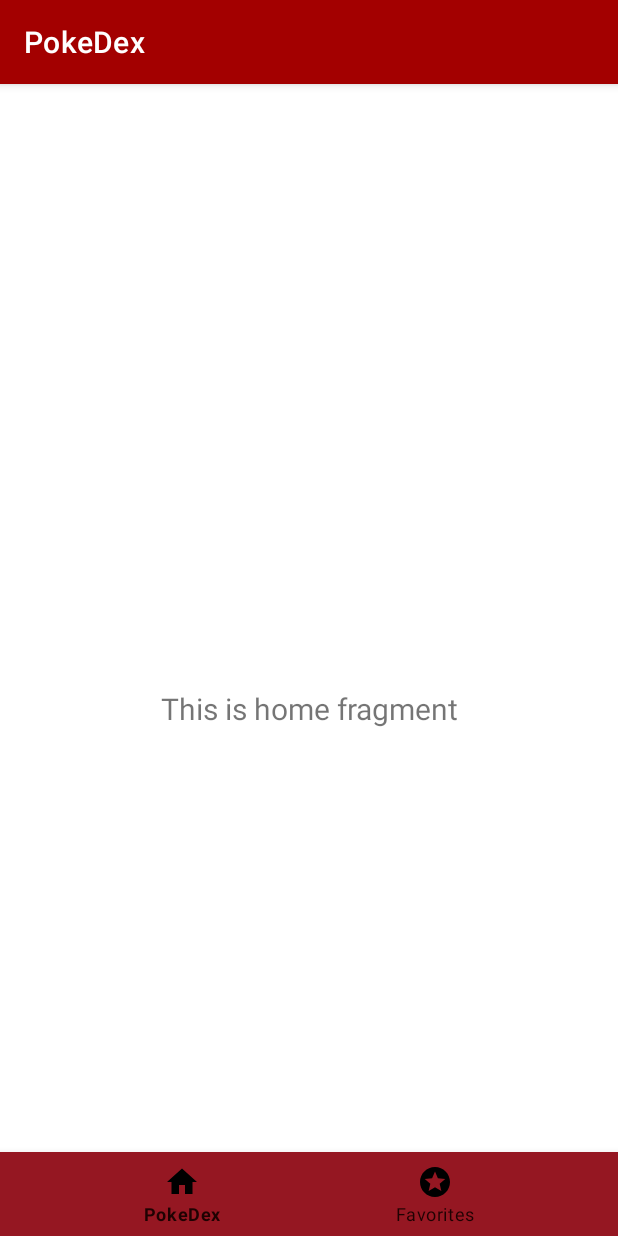
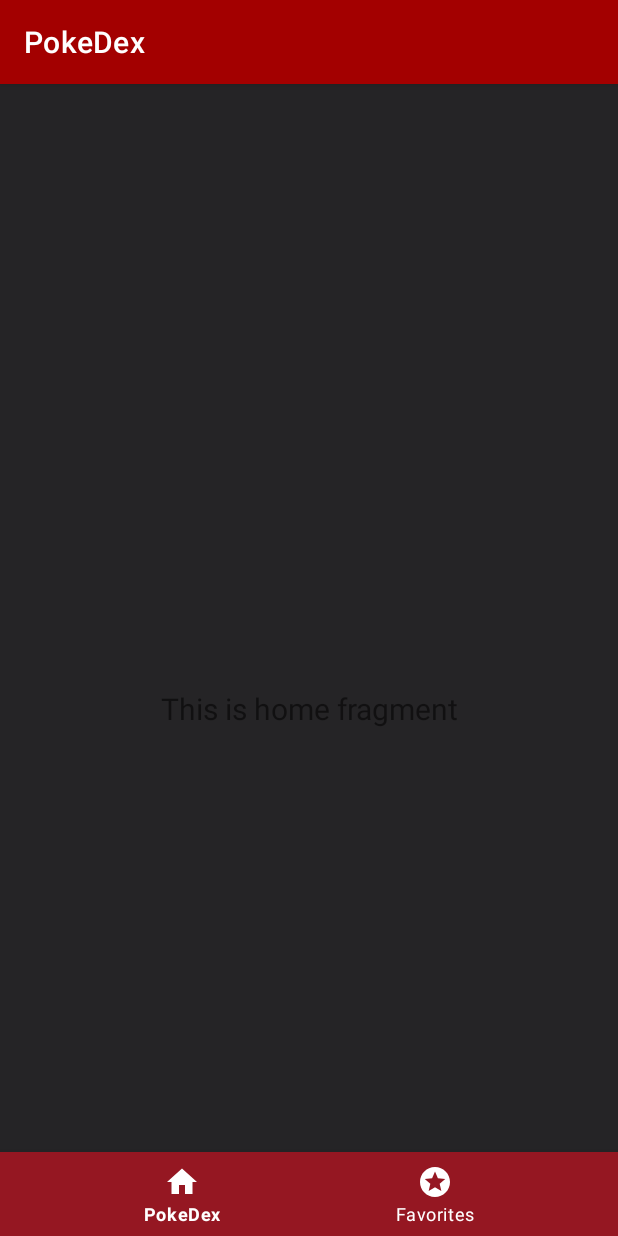
Before and after one commit to NAkbulut/IKPMD, an Android app: the screen it shows after launch (MainActivity), on a phone screen of 412 x 824 dp. Run offline under Robolectric (Android 15) with nearby library versions, the phone set to English and light mode, and no system bars; our stand-ins replace navigation-ui.

Commit message:
Standard Commit

```diff
--- a/app/src/main/res/layout/activity_main.xml
+++ b/app/src/main/res/layout/activity_main.xml
@@ -4,6 +4,7 @@
     android:id="@+id/container"
     android:layout_width="match_parent"
     android:layout_height="match_parent"
+    android:background="#252426"
     android:paddingTop="?attr/actionBarSize">
 
     <com.google.android.material.bottomnavigation.BottomNavigationView
@@ -11,9 +12,9 @@
         android:layout_width="0dp"
         android:layout_height="wrap_content"
         android:background="#951722"
-        app:itemIconTint="@color/black"
+        app:itemIconTint="@color/white"
         app:itemRippleColor="#AF0000"
-        app:itemTextColor="#1E0202"
+        app:itemTextColor="@color/white"
         app:layout_constraintBottom_toBottomOf="parent"
         app:layout_constraintLeft_toLeftOf="parent"
         app:layout_constraintRight_toRightOf="parent"
@@ -24,6 +25,7 @@
         android:name="androidx.navigation.fragment.NavHostFragment"
         android:layout_width="match_parent"
         android:layout_height="match_parent"
+        android:background="#000000"
         app:defaultNavHost="true"
         app:layout_constraintBottom_toTopOf="@id/nav_view"
         app:layout_constraintLeft_toLeftOf="parent"
```
